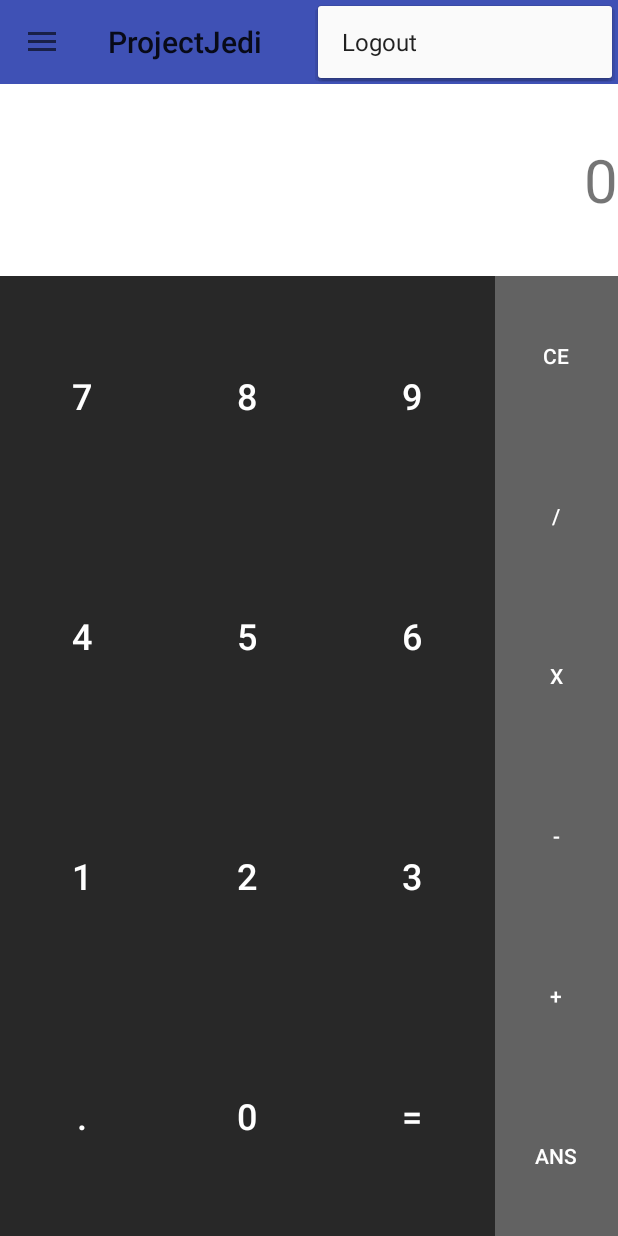
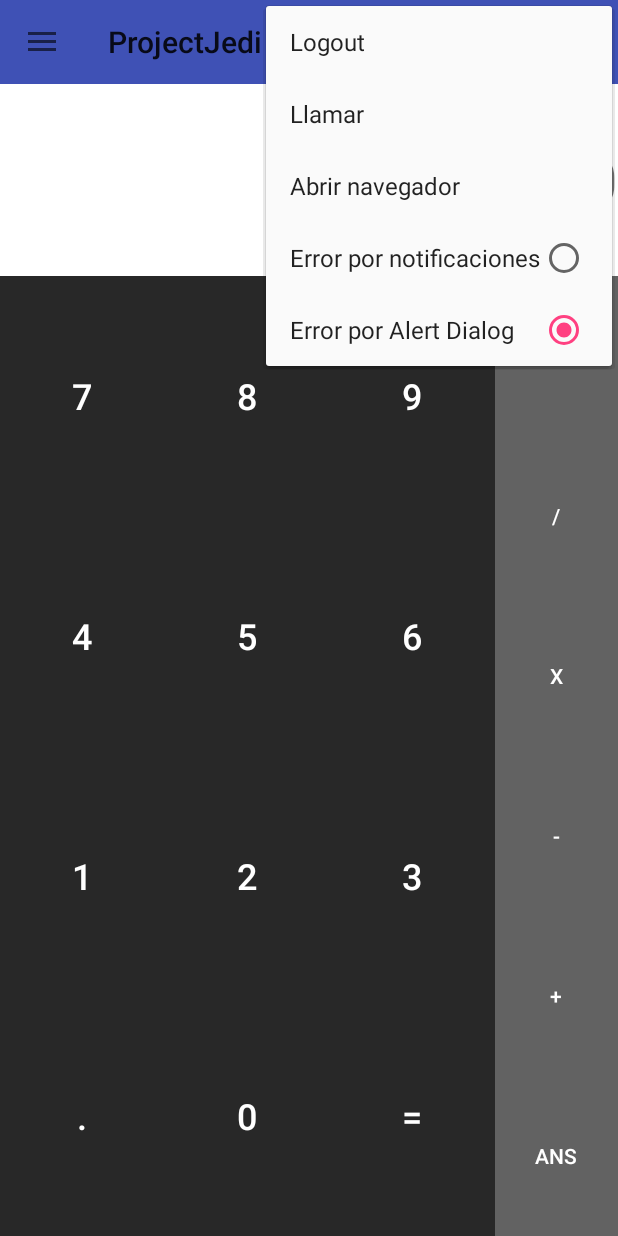
Before and after one commit to FrozenSinn/ProjectJedi, an Android app: the CalculadoraActivity screen opened directly, with no data from a screen before it, with the options menu open, on a phone screen of 412 x 824 dp. Run offline under Robolectric (Android 15) with nearby library versions, the phone set to English and light mode, and no system bars.

Commit message:
Added Calculadora features

```diff
--- /dev/null
+++ b/app/src/main/res/menu/menu_calculadora.xml
@@ -0,0 +1,17 @@
+<?xml version="1.0" encoding="utf-8"?>
+<menu xmlns:android="http://schemas.android.com/apk/res/android">
+    <item android:id="@+id/logout"
+        android:title="Logout"/>
+    <item android:id="@+id/call"
+        android:title="Llamar"/>
+    <item android:id="@+id/navegator"
+        android:title="Abrir navegador"/>
+    <group android:checkableBehavior="single">
+        <item android:id="@+id/notification"
+            android:title="Error por notificaciones" />
+
+        <item android:id="@+id/dialog"
+            android:title="Error por Alert Dialog"
+            android:checked="true"/>
+    </group>
+</menu>
```
Also changed, not shown: app/src/main/java/com/example/cram_/projectjedi/CalculadoraActivity.java (+137 -10 lines).
